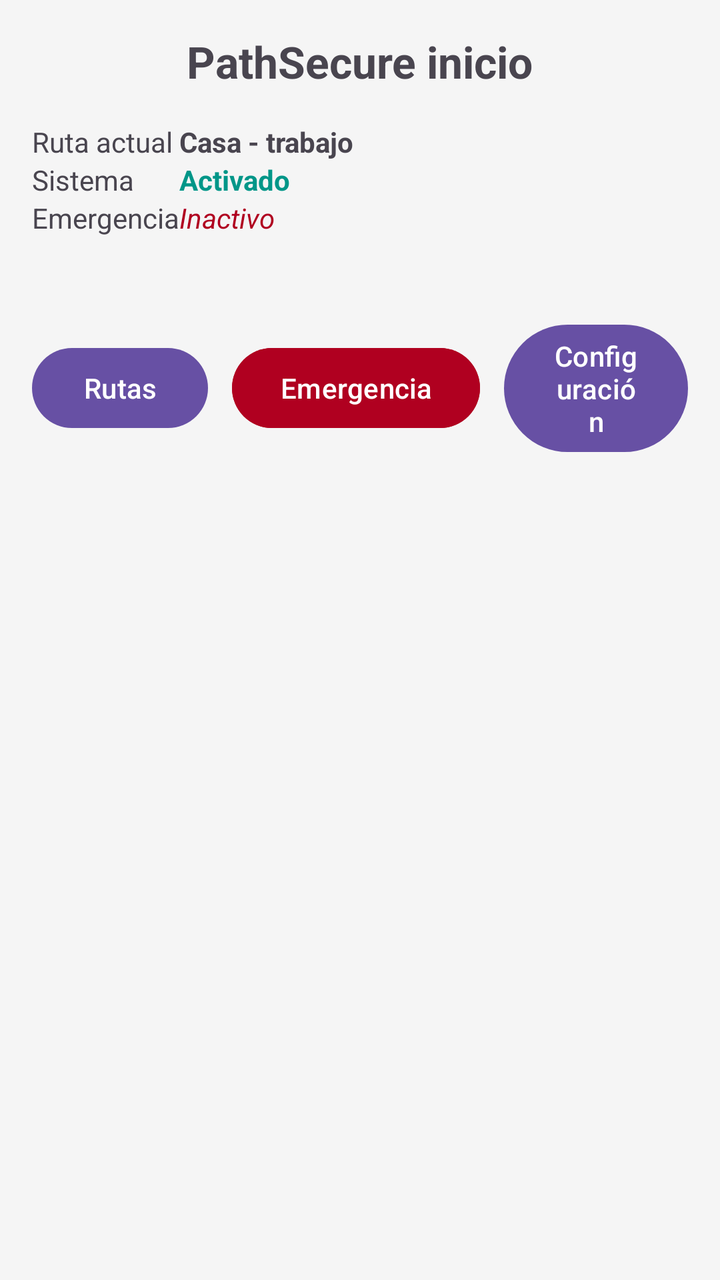
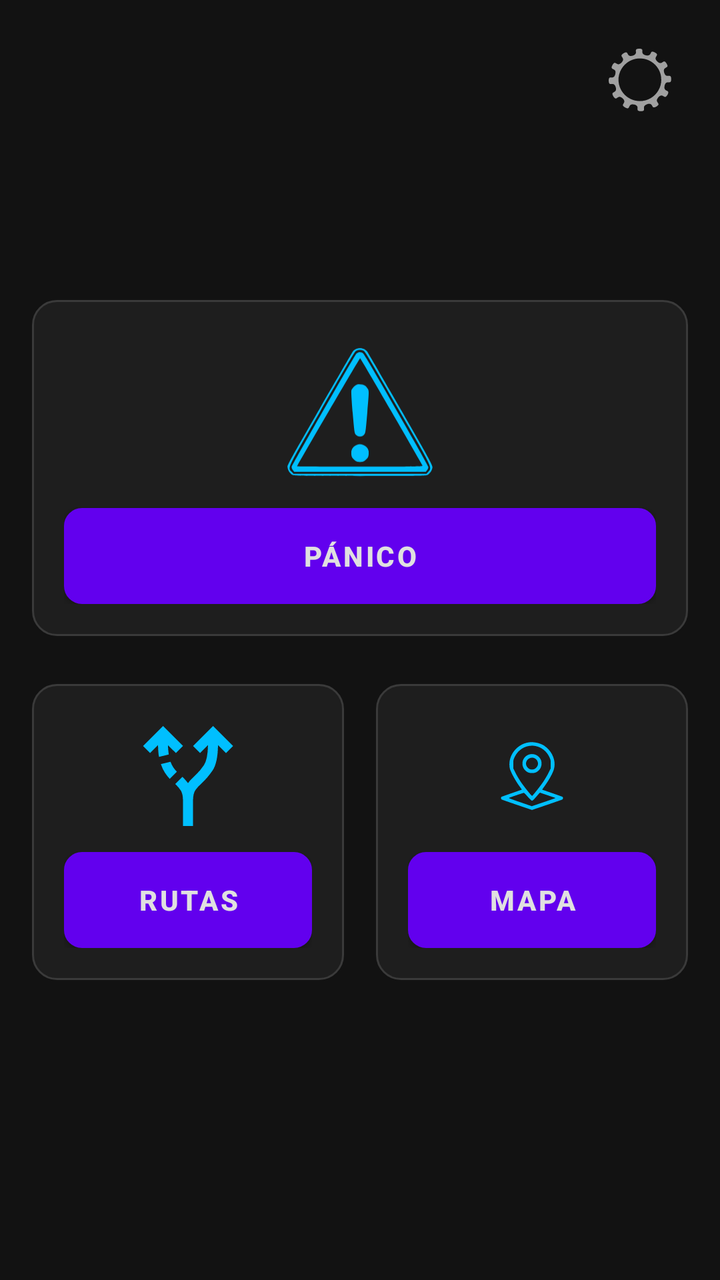

The first picture is an Android layout as it rendered before a commit; the second is the same layout after the commit. The layout source and the unified diff follow.
<!-- AndroidManifest.xml: application theme Theme.PathSecure -->
<!-- res/layout/activity_home.xml -->
<?xml version="1.0" encoding="utf-8"?>
<LinearLayout xmlns:android="http://schemas.android.com/apk/res/android"
    xmlns:tools="http://schemas.android.com/tools"
    android:layout_width="match_parent"
    android:layout_height="match_parent"
    android:orientation="vertical"
    android:padding="16dp"
    android:background="#F5F5F5">

    <TextView
        android:id="@+id/txtTitle"
        android:layout_width="wrap_content"
        android:layout_height="wrap_content"
        android:text="PathSecure inicio"
        android:textSize="22sp"
        android:textStyle="bold"
        android:layout_gravity="center_horizontal"
        android:layout_marginBottom="16dp"
        tools:ignore="HardcodedText" />

    <TableLayout
        android:layout_width="match_parent"
        android:layout_height="wrap_content"
        android:stretchColumns="1"
        android:layout_marginBottom="16dp"> <TableRow>
        <TextView android:text="Ruta actual"
            tools:ignore="HardcodedText" />
        <TextView android:text="Casa - trabajo" android:textStyle="bold"
            tools:ignore="HardcodedText" />
    </TableRow>

        <TableRow>
            <TextView android:text="Sistema"
                tools:ignore="HardcodedText" />
            <TextView android:text="Activado" android:textColor="#009688" android:textStyle="bold"
                tools:ignore="HardcodedText" />
        </TableRow>

        <TableRow>
            <TextView android:text="Emergencia"
                tools:ignore="HardcodedText" />

            <TextView
                android:layout_width="285dp"
                android:text="Inactivo"
                android:textColor="#B00020"
                android:textStyle="italic"
                tools:ignore="HardcodedText" />
        </TableRow>
    </TableLayout>

    <LinearLayout
        android:layout_width="match_parent"
        android:layout_height="wrap_content"
        android:orientation="horizontal"
        android:layout_marginTop="24dp"
        android:gravity="center">

        <Button
            android:id="@+id/btnRoutes"
            android:layout_width="wrap_content"
            android:layout_height="wrap_content"
            android:text="Rutas"
            android:layout_marginEnd="12dp"
            tools:ignore="ButtonStyle,HardcodedText" />

        <Button
            android:id="@+id/btnEmergency"
            android:layout_width="wrap_content"
            android:layout_height="wrap_content"
            android:layout_marginEnd="12dp"
            android:backgroundTint="#B00020"
            android:text="@string/emergencia"
            android:textColor="#FFFFFF"
            tools:ignore="ButtonStyle,HardcodedText,DuplicateSpeakableTextCheck" />

        <Button
            android:id="@+id/btnSettings"
            android:layout_width="wrap_content"
            android:layout_height="wrap_content"
            android:text="Configuración"
            tools:ignore="ButtonStyle,HardcodedText" />
    </LinearLayout>


</LinearLayout>
<!-- resources referenced by this layout -->
<resources>
  <string name="emergencia">Emergencia</string>
  <style name="Theme.PathSecure" parent="Base.Theme.PathSecure" />
  <style name="Base.Theme.PathSecure" parent="Theme.Material3.DayNight.NoActionBar">
          
          
      </style>
</resources>

<!-- the commit's change to res/layout/activity_home.xml (unified diff, before → after) -->
@@ -1,86 +1,114 @@
 <?xml version="1.0" encoding="utf-8"?>
-<LinearLayout xmlns:android="http://schemas.android.com/apk/res/android"
+<RelativeLayout xmlns:android="http://schemas.android.com/apk/res/android"
+    xmlns:app="http://schemas.android.com/apk/res-auto"
     xmlns:tools="http://schemas.android.com/tools"
     android:layout_width="match_parent"
     android:layout_height="match_parent"
-    android:orientation="vertical"
+    android:background="@color/futuristic_background"
     android:padding="16dp"
-    android:background="#F5F5F5">
+    tools:context=".activities.HomeActivity">
 
-    <TextView
-        android:id="@+id/txtTitle"
-        android:layout_width="wrap_content"
-        android:layout_height="wrap_content"
-        android:text="PathSecure inicio"
-        android:textSize="22sp"
-        android:textStyle="bold"
-        android:layout_gravity="center_horizontal"
-        android:layout_marginBottom="16dp"
-        tools:ignore="HardcodedText" />
-
-    <TableLayout
-        android:layout_width="match_parent"
-        android:layout_height="wrap_content"
-        android:stretchColumns="1"
-        android:layout_marginBottom="16dp"> <TableRow>
-        <TextView android:text="Ruta actual"
-            tools:ignore="HardcodedText" />
-        <TextView android:text="Casa - trabajo" android:textStyle="bold"
-            tools:ignore="HardcodedText" />
-    </TableRow>
-
-        <TableRow>
-            <TextView android:text="Sistema"
-                tools:ignore="HardcodedText" />
-            <TextView android:text="Activado" android:textColor="#009688" android:textStyle="bold"
-                tools:ignore="HardcodedText" />
-        </TableRow>
-
-        <TableRow>
-            <TextView android:text="Emergencia"
-                tools:ignore="HardcodedText" />
-
-            <TextView
-                android:layout_width="285dp"
-                android:text="Inactivo"
-                android:textColor="#B00020"
-                android:textStyle="italic"
-                tools:ignore="HardcodedText" />
-        </TableRow>
-    </TableLayout>
+    
+    <ImageButton
+        android:id="@+id/btnSettings"
+        android:layout_width="48dp"
+        android:layout_height="48dp"
+        android:layout_alignParentTop="true"
+        android:layout_alignParentEnd="true"
+        android:background="?attr/selectableItemBackgroundBorderless"
+        android:contentDescription="Ajustes"
+        android:padding="8dp"
+        android:scaleType="fitCenter"
+        app:srcCompat="@drawable/ic_settings"
+        app:tint="@color/futuristic_text_secondary" />
 
     <LinearLayout
         android:layout_width="match_parent"
         android:layout_height="wrap_content"
-        android:orientation="horizontal"
-        android:layout_marginTop="24dp"
-        android:gravity="center">
+        android:layout_centerInParent="true"
+        android:orientation="vertical">
 
-        <Button
-            android:id="@+id/btnRoutes"
-            android:layout_width="wrap_content"
+        
+        <LinearLayout
+            style="@style/FuturisticCard"
+            android:layout_width="match_parent"
             android:layout_height="wrap_content"
-            android:text="Rutas"
-            android:layout_marginEnd="12dp"
-            tools:ignore="ButtonStyle,HardcodedText" />
+            android:layout_marginBottom="24dp"
+            android:gravity="center"
+            android:orientation="vertical">
 
-        <Button
-            android:id="@+id/btnEmergency"
-            android:layout_width="wrap_content"
+            <ImageView
+                android:layout_width="80dp"
+                android:layout_height="80dp"
+                android:layout_marginBottom="8dp"
+                app:srcCompat="@drawable/ic_panic"
+                app:tint="@color/futuristic_primary_accent" />
+
+            <Button
+                android:id="@+id/btnPanic"
+                style="@style/FuturisticButton"
+                android:layout_width="match_parent"
+                android:layout_height="wrap_content"
+                android:text="Pánico" />
+        </LinearLayout>
+
+        
+        <LinearLayout
+            android:layout_width="match_parent"
             android:layout_height="wrap_content"
-            android:layout_marginEnd="12dp"
-            android:backgroundTint="#B00020"
-            android:text="@string/emergencia"
-            android:textColor="#FFFFFF"
-            tools:ignore="ButtonStyle,HardcodedText,DuplicateSpeakableTextCheck" />
+            android:orientation="horizontal">
 
-        <Button
-            android:id="@+id/btnSettings"
-            android:layout_width="wrap_content"
-            android:layout_height="wrap_content"
-            android:text="Configuración"
-            tools:ignore="ButtonStyle,HardcodedText" />
+            
+            <LinearLayout
+                style="@style/FuturisticCard"
+                android:layout_width="0dp"
+                android:layout_height="wrap_content"
+                android:layout_marginEnd="8dp"
+                android:layout_weight="1"
+                android:gravity="center"
+                android:orientation="vertical">
+
+                <ImageView
+                    android:layout_width="60dp"
+                    android:layout_height="60dp"
+                    android:layout_marginBottom="8dp"
+                    app:srcCompat="@drawable/ic_routes"
+                    app:tint="@color/futuristic_primary_accent" />
+
+                <Button
+                    android:id="@+id/btnRoutes"
+                    style="@style/FuturisticButton"
+                    android:layout_width="match_parent"
+                    android:layout_height="wrap_content"
+                    android:text="Rutas" />
+            </LinearLayout>
+
+            
+            <LinearLayout
+                style="@style/FuturisticCard"
+                android:layout_width="0dp"
+                android:layout_height="wrap_content"
+                android:layout_marginStart="8dp"
+                android:layout_weight="1"
+                android:gravity="center"
+                android:orientation="vertical">
+
+                <ImageView
+                    android:layout_width="60dp"
+                    android:layout_height="60dp"
+                    android:layout_marginBottom="8dp"
+                    app:srcCompat="@drawable/ic_map"
+                    app:tint="@color/futuristic_primary_accent" />
+
+                <Button
+                    android:id="@+id/btnMap"
+                    style="@style/FuturisticButton"
+                    android:layout_width="match_parent"
+                    android:layout_height="wrap_content"
+                    android:text="Mapa" />
+
+            </LinearLayout>
+        </LinearLayout>
     </LinearLayout>
 
-
-</LinearLayout>
+</RelativeLayout>
<!-- resource entries referenced after the edit -->
@@ -1,10 +1,86 @@
 <!-- resources referenced by this layout -->
 <resources>
-  <string name="emergencia">Emergencia</string>
-  <style name="Theme.PathSecure" parent="Base.Theme.PathSecure" />
-  <style name="Base.Theme.PathSecure" parent="Theme.Material3.DayNight.NoActionBar">
-          
-          
+  <color name="futuristic_background">#121212</color>
+  <color name="futuristic_primary_accent">#00BFFF</color>
+  <color name="futuristic_text_secondary">#A0A0A0</color>
+  <!-- drawable ic_map (drawable) -->
+  <vector xmlns:android="http://schemas.android.com/apk/res/android"
+      android:width="298dp"
+      android:height="169dp"
+      android:viewportWidth="298"
+      android:viewportHeight="169">
+    <path
+        android:pathData="M140.5,1c-31,4.8 -53,35.6 -46.5,65 1.7,7.4 12.4,27.6 21.4,40.5l8.5,11.9 -24.7,8.6c-13.6,4.7 -25.3,8.9 -26,9.3 -1.9,1.3 -1.4,5.5 0.8,6.7 1.1,0.6 18.4,6.6 38.5,13.5l36.5,12.4 36.5,-12.4c20.1,-6.9 37.5,-12.9 38.5,-13.5 2.2,-1.2 2.7,-5.4 0.8,-6.7 -0.7,-0.4 -12.4,-4.6 -26,-9.3l-24.7,-8.6 8.4,-11.9c9.3,-13.3 17.3,-27.8 20.4,-37.2 7,-20.7 -3.1,-46.5 -23.5,-60 -10.2,-6.8 -26.6,-10.3 -38.9,-8.3zM158.2,10.1c14.5,3 27.1,12.9 33.5,26.5 3.7,7.6 3.8,8.3 3.8,18.5l0,10.5 -6.2,12.5c-3.5,6.8 -10.2,17.9 -15,24.6 -10.2,14.1 -24,31.3 -25.2,31.3 -1.3,-0 -15.5,-17.5 -25.4,-31.3 -4.8,-6.7 -11.5,-17.8 -15,-24.6l-6.2,-12.5 0,-10.5c0,-10.2 0.1,-10.9 3.8,-18.5 9.5,-19.9 31,-30.9 51.9,-26.5zM138.4,136c4.6,5.3 9.1,9.6 10.3,9.8 1.5,0.2 3.7,-1.5 7.9,-6.4 3.3,-3.7 7.3,-8.3 8.9,-10.2l3.1,-3.4 17.9,6.1c9.9,3.4 18.6,6.4 19.4,6.6 0.8,0.3 1.2,0.8 0.9,1 -0.3,0.3 -13.5,4.9 -29.4,10.3l-28.9,9.8 -9.5,-3.3c-5.2,-1.8 -18.2,-6.3 -28.8,-9.9 -10.6,-3.7 -19,-6.9 -18.7,-7.3 1,-1 35.8,-12.8 37.3,-12.7 0.8,-0 5.1,4.4 9.6,9.6z"
+        android:fillColor="#000000"
+        android:strokeColor="#00000000"/>
+    <path
+        android:pathData="M138.1,32.6c-18,9 -16.9,35.3 1.9,43.2 4.5,1.9 13.6,1.9 18,-0 8.1,-3.5 13.6,-10.8 14.7,-19.6 2.2,-18.7 -17.5,-32.1 -34.6,-23.6zM157.1,41.3c6.7,4.4 8.8,13.5 4.7,19.7 -3.7,5.4 -7.2,7.4 -12.8,7.4 -5.6,-0 -9.1,-2 -12.7,-7.4 -6.3,-9.1 1.2,-22 12.7,-22 3.2,-0 5.8,0.7 8.1,2.3z"
+        android:fillColor="#000000"
+        android:strokeColor="#00000000"/>
+  </vector>
+  <!-- drawable ic_panic (drawable) -->
+  <vector xmlns:android="http://schemas.android.com/apk/res/android"
+      android:width="234dp"
+      android:height="216dp"
+      android:viewportWidth="234"
+      android:viewportHeight="216">
+    <path
+        android:pathData="M114.5,15c-3.8,0.8 -6.9,2.7 -8.5,5.4 -0.8,1.2 -22.4,38.5 -48.2,83.1 -37.6,65.1 -46.8,81.6 -46.8,84.5 0,4.2 2.9,9.2 6.7,11.7 2.6,1.7 7.9,1.8 99.3,1.8 91.4,-0 96.7,-0.1 99.3,-1.8 3.8,-2.5 6.7,-7.5 6.7,-11.7 0,-2.9 -9.2,-19.4 -46.8,-84.5 -25.8,-44.6 -47.4,-81.9 -48.2,-83.1 -2.6,-4.1 -8.5,-6.5 -13.5,-5.4zM121.5,18.2c3.1,1.4 1.5,-1.3 55.4,91.9 47.2,81.9 45.8,78.8 40.2,85.1l-2.9,3.3 -97.2,-0 -97.2,-0 -2.9,-3.3c-5.6,-6.3 -7,-3.2 40.2,-85.1 53,-91.7 52.3,-90.5 55.1,-91.9 3.1,-1.4 6.2,-1.5 9.3,-0z"
+        android:fillColor="#000000"
+        android:strokeColor="#00000000"/>
+    <path
+        android:pathData="M114.5,21c-1.2,0.4 -2.6,1.4 -3.2,2.1 -3.9,5 -94.3,163.3 -94.3,165.2 0,1.4 0.9,3.5 1.9,4.8l1.9,2.4 96.2,-0 96.2,-0 1.9,-2.4c1,-1.3 1.9,-3.4 1.9,-4.8 0,-2.4 -91.6,-162.2 -94.9,-165.4 -2.1,-2.2 -5.1,-2.9 -7.6,-1.9zM163.1,107.5c24.8,42.9 45.3,78.6 45.6,79.2 0.4,1 -18.3,1.3 -91.6,1.3 -50.7,-0 -92.1,-0.2 -92.1,-0.5 0,-1.5 91.5,-158.5 92.2,-158.3 0.4,0.2 21.1,35.4 45.9,78.3z"
+        android:fillColor="#000000"
+        android:strokeColor="#00000000"/>
+    <path
+        android:pathData="M113.3,67.7c-3,0.6 -8.1,5.8 -8.9,8.9 -0.4,1.4 0.5,16.1 1.9,32.7 2.6,29.9 2.6,30.2 5.2,32.4 3.3,2.9 7.7,2.9 11,-0 2.6,-2.2 2.6,-2.5 5.2,-33.1 2.6,-30 2.6,-30.9 0.8,-34.2 -1,-1.8 -2.8,-4 -4,-4.8 -2.5,-1.7 -8,-2.6 -11.2,-1.9z"
+        android:fillColor="#000000"
+        android:strokeColor="#00000000"/>
+    <path
+        android:pathData="M111.1,156.7c-5,2.5 -7.3,6.8 -6.8,12.7 0.4,4.2 1,5.5 4.1,8.3 3,2.8 4.3,3.3 8.6,3.3 4.3,-0 5.6,-0.5 8.6,-3.3 3.1,-2.8 3.7,-4.1 4.1,-8.3 0.5,-6 -1.8,-10.3 -7,-12.7 -4.4,-2.1 -7.3,-2.1 -11.6,-0z"
+        android:fillColor="#000000"
+        android:strokeColor="#00000000"/>
+  </vector>
+  <!-- drawable ic_routes (drawable) -->
+  <vector xmlns:android="http://schemas.android.com/apk/res/android" android:autoMirrored="true" android:height="24dp" android:tint="#000000" android:viewportHeight="960" android:viewportWidth="960" android:width="24dp">
+        
+      <path android:fillColor="@android:color/white" android:pathData="M440,880L440,680Q440,624 423,597Q406,570 378,544L435,487Q447,498 458,510.5Q469,523 480,537Q494,518 508.5,503.5Q523,489 538,475Q576,440 607,394Q638,348 640,233L577,296L520,240L680,80L840,240L784,296L720,233Q718,376 676,436.5Q634,497 592,535Q560,564 540,591.5Q520,619 520,680L520,880L440,880ZM248,327Q244,307 242.5,283Q241,259 240,233L176,296L120,240L280,80L440,240L383,296L320,234Q320,255 322,273.5Q324,292 326,308L248,327ZM334,503Q314,482 295.5,454Q277,426 263,385L340,366Q350,393 363,412Q376,431 391,446L334,503Z"/>
+      
+  </vector>
+  <!-- drawable ic_settings: vector/xml drawable (drawable, 4053 chars, omitted) -->
+  <style name="FuturisticButton" parent="Widget.MaterialComponents.Button">
+          <item name="android:background">@drawable/button_background_futuristic</item>
+          <item name="android:textColor">@color/futuristic_text_primary</item>
+          <item name="android:textStyle">bold</item>
       </style>
+  <style name="FuturisticCard">
+          <item name="android:background">@drawable/card_background_futuristic</item>
+          <item name="android:padding">16dp</item>
+      </style>
+  <style name="Theme.PathSecure" parent="Theme.MaterialComponents.DayNight.NoActionBar">
+      </style>
+  <!-- drawable button_background_futuristic (drawable) -->
+  <?xml version="1.0" encoding="utf-8"?>
+  <shape xmlns:android="http://schemas.android.com/apk/res/android"
+      android:shape="rectangle">
+      <solid android:color="@color/futuristic_surface" />
+      <stroke
+          android:width="2dp"
+          android:color="@color/futuristic_primary_accent" />
+      <corners android:radius="8dp" />
+  </shape>
+  <color name="futuristic_text_primary">#E0E0E0</color>
+  <!-- drawable card_background_futuristic (drawable) -->
+  <?xml version="1.0" encoding="utf-8"?>
+  <shape xmlns:android="http://schemas.android.com/apk/res/android"
+      android:shape="rectangle">
+      <solid android:color="@color/futuristic_surface" />
+      <stroke
+          android:width="1dp"
+          android:color="@color/futuristic_border" />
+      <corners android:radius="12dp" />
+  </shape>
+  <color name="futuristic_surface">#1E1E1E</color>
+  <color name="futuristic_border">#3A3A3A</color>
 </resources>
 
